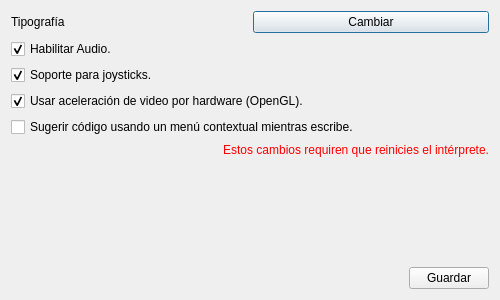
Before: the Qt Designer form pilasengine/configuracion/configuracion.ui in hugoruscitti/pilas, drawn with Qt 5.
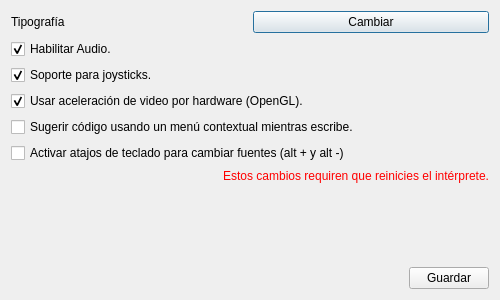
After: the same form once the commit is applied.

Commit message: Agregando opción para habilitar y deshabilitar atajos de teclado para modificar tamaño de fuentes.

Diff of the .ui file:
```diff
--- a/pilasengine/configuracion/configuracion.ui
+++ b/pilasengine/configuracion/configuracion.ui
@@ -44,10 +44,10 @@
      </item>
     </layout>
    </item>
-   <item row="6" column="0">
-    <layout class="QHBoxLayout" name="horizontalLayout_4"/>
-   </item>
    <item row="7" column="0">
+    <layout class="QHBoxLayout" name="horizontalLayout_4"/>
+   </item>
+   <item row="8" column="0">
     <spacer name="verticalSpacer">
      <property name="orientation">
       <enum>Qt::Vertical</enum>
@@ -60,7 +60,7 @@
      </property>
     </spacer>
    </item>
-   <item row="8" column="0">
+   <item row="9" column="0">
     <layout class="QHBoxLayout" name="horizontalLayout">
      <item>
       <spacer name="horizontalSpacer">
@@ -139,7 +139,7 @@
      </property>
     </widget>
    </item>
-   <item row="5" column="0">
+   <item row="6" column="0">
     <widget class="QLabel" name="mensaje">
      <property name="styleSheet">
       <string notr="true">color: red</string>
@@ -152,6 +152,13 @@
      </property>
     </widget>
    </item>
+   <item row="5" column="0">
+    <widget class="QCheckBox" name="checkbox_atajos">
+     <property name="text">
+      <string>Activar atajos de teclado para cambiar fuentes (alt + y alt -)</string>
+     </property>
+    </widget>
+   </item>
   </layout>
  </widget>
  <resources/>
```
The commit also changes 9 other files.
